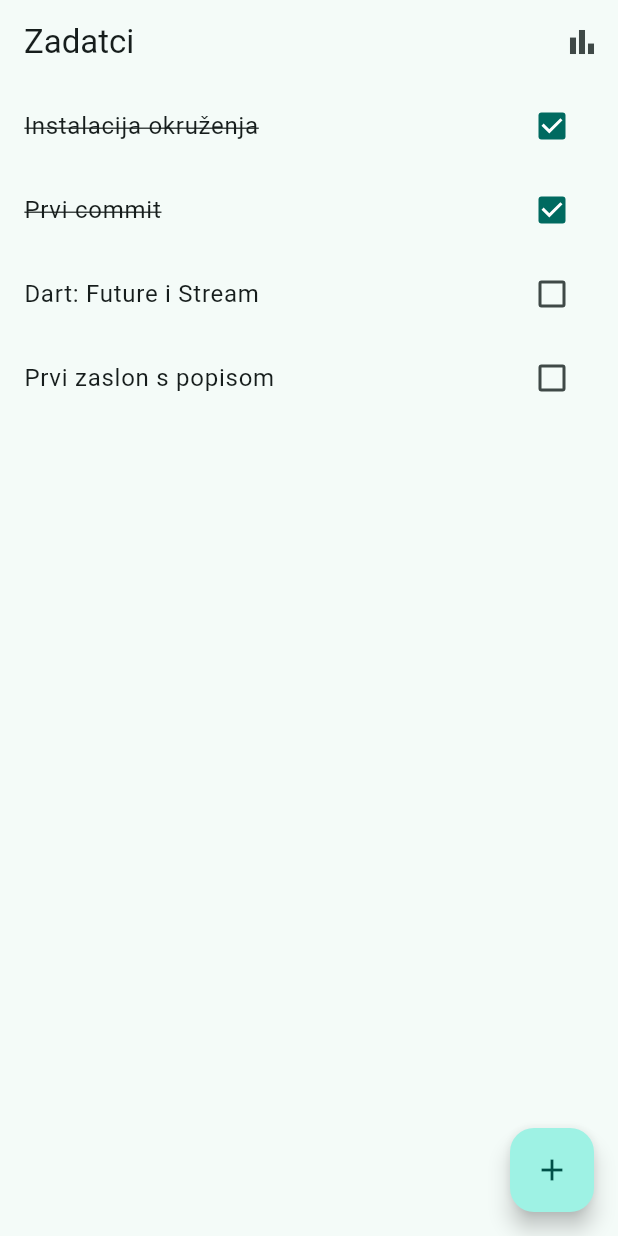
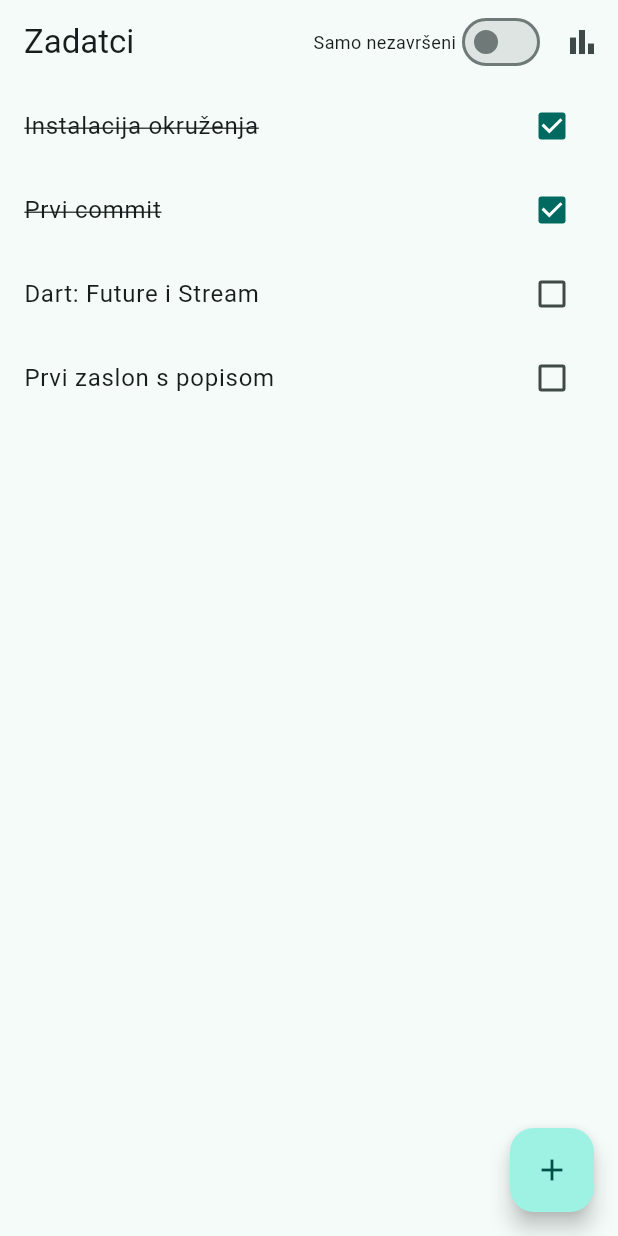
Before and after one commit to petarr5/zadatci_app, a Flutter app: the screen it shows after launch, on a phone screen of 412 x 824 dp. Run offline on Flutter 3.47's test engine with Material 3 defaults, Android fonts, the phone set to English and light mode, and no system bars.

Commit message:
Zadnje promjene

```diff
--- a/lib/main.dart
+++ b/lib/main.dart
@@ -59,6 +59,22 @@ return Scaffold(
 appBar: AppBar(
 title: const Text('Zadatci'),
 actions: [
+  ListenableBuilder(
+            listenable: _vm,
+            builder: (context, _) {
+              return Row(
+                children: [
+                  const Text('Samo nezavršeni', style: TextStyle(fontSize: 12)),
+                  Switch(
+                    value: _vm.samoNezavrseni,
+                    onChanged: (vrijednost) {
+                      _vm.postaviSamoNeZavrseni(vrijednost);
+                    },
+                  ),
+                ],
+              );
+            },
+          ),
 IconButton(
 onPressed: _otvoriStatistiku,
 tooltip: 'Statistika',
@@ -94,14 +110,21 @@ child: const Text('Pokušaj ponovno'),
 ),
 );
 case Stanje.uspjeh:
+if (_vm.noviZadatci.isEmpty) {
+                return const Center(child: Text('Nema zadataka'));
+        }
 if (_vm.zadatci.isEmpty) {
 return const Center(child: Text('Nema zadataka'));
 }
 return ListView.builder(
-itemCount: _vm.zadatci.length,
+itemCount: _vm.noviZadatci.length,
 itemBuilder: (context, i) {
-final z = _vm.zadatci[i];
-return CheckboxListTile(
+final z = _vm.noviZadatci[i];
+return Dismissible(
+background: Container(color: Colors.red),
+key: Key(z.id.toString()),
+onDismissed: (_) => _vm.ukloni(z.id),
+child: CheckboxListTile(
 value: z.zavrsen,
 onChanged: (_) => _vm.promijeniZavrsen(z.id),
 title: Text(
@@ -110,6 +133,7 @@ style: TextStyle(
 decoration: z.zavrsen ? TextDecoration.lineThrough : null,
 ),
 ),
+)
 );
 },
 );
--- a/lib/zadatci_viewmodel.dart
+++ b/lib/zadatci_viewmodel.dart
@@ -7,9 +7,17 @@ class ZadatciViewModel extends ChangeNotifier {
 final ZadatakRepozitorij _repo;
 ZadatciViewModel(this._repo);
 final List<Zadatak> _zadatci = [];
+bool _samoNezavrseni = false;
+bool get samoNezavrseni => _samoNezavrseni;
 Stanje _stanje = Stanje.ucitavanje;
 String _poruka = '';
 UnmodifiableListView<Zadatak> get zadatci => UnmodifiableListView(_zadatci);
+UnmodifiableListView<Zadatak> get noviZadatci {
+  if (!_samoNezavrseni) {
+    return UnmodifiableListView(_zadatci);
+  }
+  return UnmodifiableListView(_zadatci.where((z) => !z.zavrsen).toList());
+}
 Stanje get stanje => _stanje;
 String get poruka => _poruka;
 int get ukupno => _zadatci.length;
@@ -46,4 +54,14 @@ if (i == -1) return;
 _zadatci[i] = _zadatci[i].kopiraj(zavrsen: !_zadatci[i].zavrsen);
 notifyListeners();
 }
+void ukloni(int id){
+  final i= _zadatci.indexWhere((z)=>z.id==id);
+  if(i==-1)return;
+  _zadatci.remove(_zadatci[i]);
+  notifyListeners();
 }
+void postaviSamoNeZavrseni(bool vrijednost) {
+  _samoNezavrseni = vrijednost;
+  notifyListeners();
+}
+}
```
Also changed, not shown: 1 other file.
